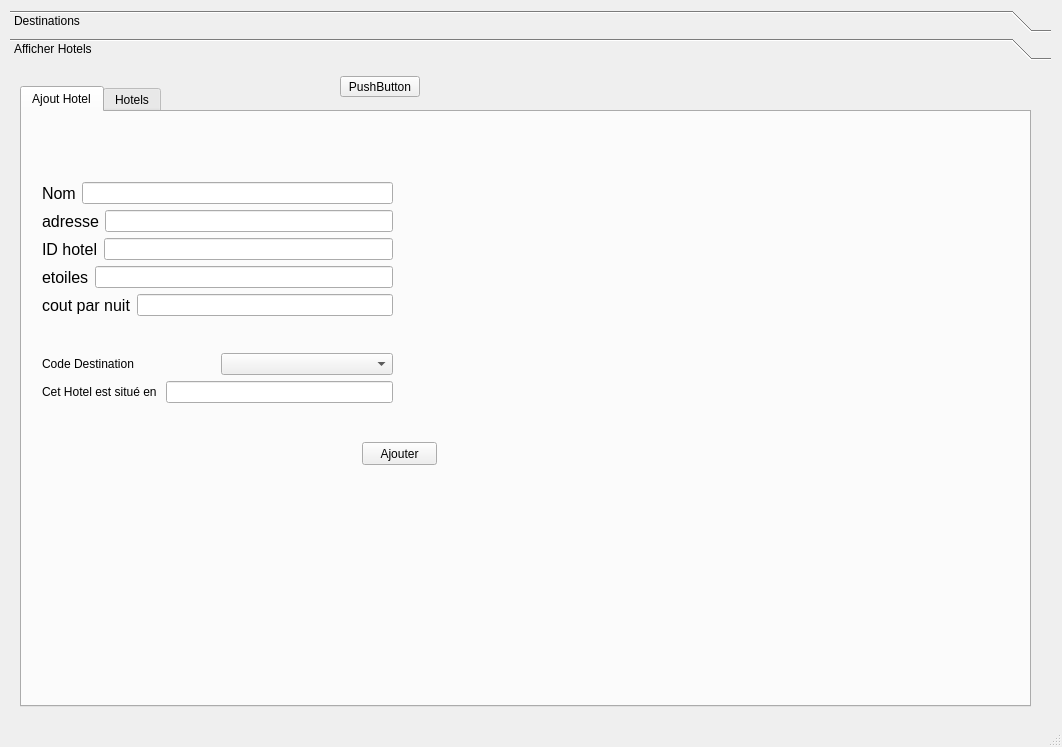
The window that FingersCrossed/mainwindow.ui (fatimaabdawa/travelagency) describes before a commit, drawn with Qt 5.
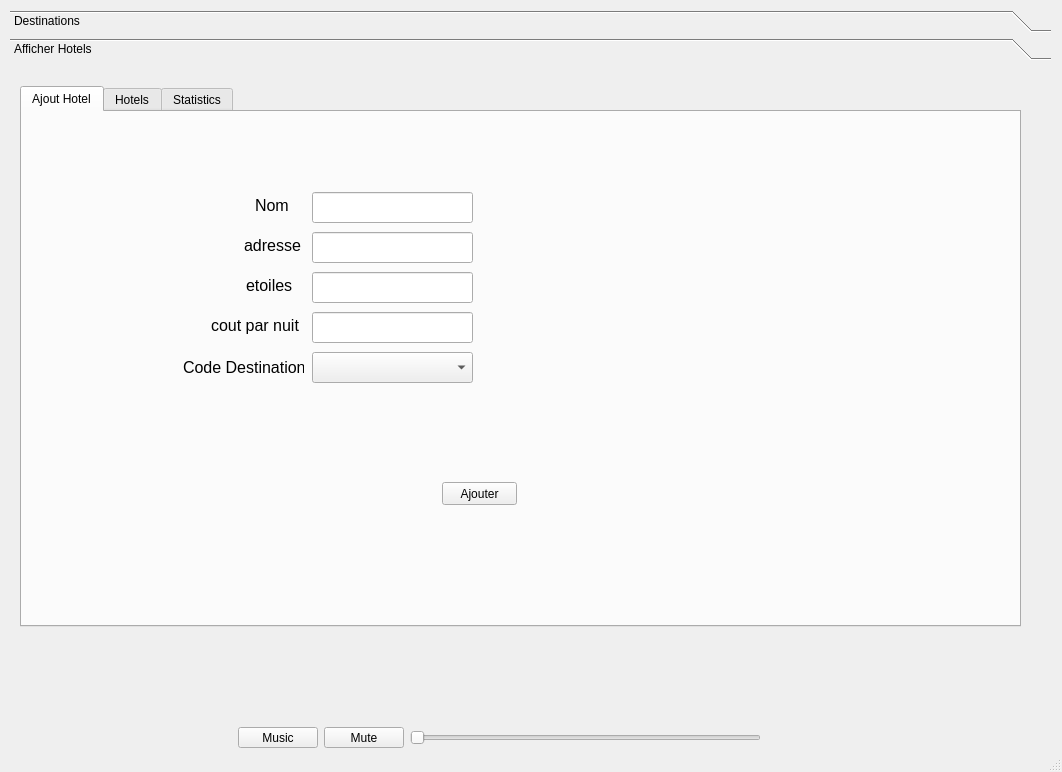
The same window after the commit. The open tabs and pages were chosen to show the change. Icons and pictures are not drawn. Custom widgets are drawn as their Qt base class.

```diff
--- a/FingersCrossed/mainwindow.ui
+++ b/FingersCrossed/mainwindow.ui
@@ -2,16 +2,25 @@
 <ui version="4.0">
  <class>MainWindow</class>
  <widget class="QMainWindow" name="MainWindow">
+  <property name="windowModality">
+   <enum>Qt::WindowModal</enum>
+  </property>
   <property name="geometry">
    <rect>
     <x>0</x>
     <y>0</y>
     <width>1062</width>
-    <height>747</height>
+    <height>772</height>
    </rect>
   </property>
+  <property name="cursor">
+   <cursorShape>PointingHandCursor</cursorShape>
+  </property>
   <property name="windowTitle">
-   <string>MainWindow</string>
+   <string>Gestion Destinations</string>
+  </property>
+  <property name="windowOpacity">
+   <double>1.000000000000000</double>
   </property>
   <property name="styleSheet">
    <string notr="true">MainWindow
@@ -36,7 +45,7 @@
      </rect>
     </property>
     <property name="currentIndex">
-     <number>1</number>
+     <number>0</number>
     </property>
     <widget class="QWidget" name="page">
      <property name="geometry">
@@ -73,7 +82,7 @@
        <enum>QTabWidget::Triangular</enum>
       </property>
       <property name="currentIndex">
-       <number>1</number>
+       <number>2</number>
       </property>
       <property name="documentMode">
        <bool>false</bool>
@@ -119,30 +128,11 @@
          <rect>
           <x>130</x>
           <y>199</y>
-          <width>108</width>
-          <height>22</height>
+          <width>261</width>
+          <height>31</height>
          </rect>
         </property>
        </widget>
-       <widget class="QLabel" name="label_2">
-        <property name="geometry">
-         <rect>
-          <x>70</x>
-          <y>130</y>
-          <width>51</width>
-          <height>21</height>
-         </rect>
-        </property>
-        <property name="font">
-         <font>
-          <family>MS Shell Dlg 2</family>
-          <pointsize>12</pointsize>
-         </font>
-        </property>
-        <property name="text">
-         <string>Code</string>
-        </property>
-       </widget>
        <widget class="QLineEdit" name="promo_aajouter">
         <property name="geometry">
          <rect>
@@ -153,16 +143,6 @@
          </rect>
         </property>
        </widget>
-       <widget class="QLineEdit" name="code_aajouter">
-        <property name="geometry">
-         <rect>
-          <x>122</x>
-          <y>131</y>
-          <width>108</width>
-          <height>22</height>
-         </rect>
-        </property>
-       </widget>
        <widget class="QLabel" name="label_4">
         <property name="geometry">
          <rect>
@@ -205,7 +185,7 @@
         <property name="geometry">
          <rect>
           <x>70</x>
-          <y>90</y>
+          <y>120</y>
           <width>51</width>
           <height>21</height>
          </rect>
@@ -223,8 +203,8 @@
        <widget class="QLineEdit" name="nom_aajout">
         <property name="geometry">
          <rect>
-          <x>118</x>
-          <y>92</y>
+          <x>130</x>
+          <y>120</y>
           <width>108</width>
           <height>22</height>
          </rect>
@@ -236,9 +216,7 @@
        <zorder>Background1</zorder>
        <zorder>ajouter_destination</zorder>
        <zorder>description_aajouter</zorder>
-       <zorder>label_2</zorder>
        <zorder>promo_aajouter</zorder>
-       <zorder>code_aajouter</zorder>
        <zorder>label_4</zorder>
        <zorder>label_3</zorder>
        <zorder>label</zorder>
@@ -403,16 +381,6 @@
          <string>Description</string>
         </property>
        </widget>
-       <widget class="QLineEdit" name="code_asupprimer">
-        <property name="geometry">
-         <rect>
-          <x>170</x>
-          <y>450</y>
-          <width>121</width>
-          <height>20</height>
-         </rect>
-        </property>
-       </widget>
        <widget class="QPushButton" name="SupprimerDestination">
         <property name="geometry">
          <rect>
@@ -478,19 +446,6 @@
          </rect>
         </property>
        </widget>
-       <widget class="QCheckBox" name="checkBox">
-        <property name="geometry">
-         <rect>
-          <x>530</x>
-          <y>60</y>
-          <width>101</width>
-          <height>19</height>
-         </rect>
-        </property>
-        <property name="text">
-         <string>Ascending </string>
-        </property>
-       </widget>
        <widget class="QLabel" name="label_12">
         <property name="geometry">
          <rect>
@@ -517,6 +472,16 @@
          <string>Mail</string>
         </property>
        </widget>
+       <widget class="QComboBox" name="code_asupprimer">
+        <property name="geometry">
+         <rect>
+          <x>190</x>
+          <y>440</y>
+          <width>111</width>
+          <height>31</height>
+         </rect>
+        </property>
+       </widget>
        <zorder>Background2</zorder>
        <zorder>tableView</zorder>
        <zorder>textBrowser</zorder>
@@ -527,27 +492,71 @@
        <zorder>label_13</zorder>
        <zorder>label_14</zorder>
        <zorder>label_15</zorder>
-       <zorder>code_asupprimer</zorder>
        <zorder>SupprimerDestination</zorder>
        <zorder>comboBox</zorder>
        <zorder>Modifier</zorder>
        <zorder>trierChercher_2</zorder>
-       <zorder>checkBox</zorder>
        <zorder>label_12</zorder>
        <zorder>mail_button</zorder>
+       <zorder>code_asupprimer</zorder>
       </widget>
       <widget class="QWidget" name="tab_3">
        <attribute name="title">
-        <string>Statistiques des destinations</string>
+        <string>envoyer un mail</string>
        </attribute>
-       <widget class="QCustomPlot" name="customPlot" native="true">
+       <widget class="QLineEdit" name="receiver_line">
         <property name="geometry">
          <rect>
-          <x>19</x>
-          <y>10</y>
-          <width>821</width>
-          <height>491</height>
+          <x>130</x>
+          <y>80</y>
+          <width>151</width>
+          <height>31</height>
          </rect>
+        </property>
+        <property name="placeholderText">
+         <string>Récipiant</string>
+        </property>
+       </widget>
+       <widget class="QLineEdit" name="about_line">
+        <property name="geometry">
+         <rect>
+          <x>130</x>
+          <y>120</y>
+          <width>241</width>
+          <height>41</height>
+         </rect>
+        </property>
+        <property name="placeholderText">
+         <string>Objet du mail</string>
+        </property>
+       </widget>
+       <widget class="QLineEdit" name="text_line">
+        <property name="geometry">
+         <rect>
+          <x>120</x>
+          <y>170</y>
+          <width>571</width>
+          <height>261</height>
+         </rect>
+        </property>
+        <property name="text">
+         <string/>
+        </property>
+        <property name="placeholderText">
+         <string>Texte</string>
+        </property>
+       </widget>
+       <widget class="QPushButton" name="pushButton">
+        <property name="geometry">
+         <rect>
+          <x>360</x>
+          <y>480</y>
+          <width>80</width>
+          <height>21</height>
+         </rect>
+        </property>
+        <property name="text">
+         <string>envoyer</string>
         </property>
        </widget>
       </widget>
@@ -570,12 +579,12 @@
        <rect>
         <x>10</x>
         <y>20</y>
-        <width>1011</width>
-        <height>621</height>
+        <width>1001</width>
+        <height>541</height>
        </rect>
       </property>
       <property name="currentIndex">
-       <number>1</number>
+       <number>0</number>
       </property>
       <widget class="QWidget" name="tab">
        <attribute name="title">
@@ -584,8 +593,8 @@
        <widget class="QPushButton" name="ajouter_hotel">
         <property name="geometry">
          <rect>
-          <x>340</x>
-          <y>330</y>
+          <x>420</x>
+          <y>370</y>
           <width>75</width>
           <height>23</height>
          </rect>
@@ -594,28 +603,43 @@
          <string>Ajouter</string>
         </property>
        </widget>
-       <widget class="QWidget" name="">
+       <widget class="QLabel" name="label_5">
         <property name="geometry">
          <rect>
-          <x>20</x>
-          <y>40</y>
-          <width>351</width>
-          <height>251</height>
+          <x>161</x>
+          <y>245</y>
+          <width>121</width>
+          <height>21</height>
          </rect>
         </property>
-        <layout class="QVBoxLayout" name="verticalLayout_5">
-         <item>
-          <layout class="QVBoxLayout" name="verticalLayout_4">
-           <item>
-            <layout class="QVBoxLayout" name="verticalLayout_3">
-             <item>
-              <layout class="QVBoxLayout" name="verticalLayout_2">
-               <item>
-                <layout class="QVBoxLayout" name="verticalLayout">
-                 <item>
-                  <layout class="QHBoxLayout" name="horizontalLayout_5">
-                   <item>
+        <property name="font">
+         <font>
+          <pointsize>12</pointsize>
+         </font>
+        </property>
+        <property name="text">
+         <string>Code Destination</string>
+        </property>
+       </widget>
+       <widget class="QComboBox" name="Code_destination_ajouthotel">
+        <property name="geometry">
+         <rect>
+          <x>290</x>
+          <y>240</y>
+          <width>161</width>
+          <height>31</height>
+         </rect>
+        </property>
+       </widget>
                     <widget class="QLabel" name="label_6">
+        <property name="geometry">
+         <rect>
+          <x>233</x>
+          <y>78</y>
+          <width>41</width>
+          <height>31</height>
+         </rect>
+        </property>
                      <property name="font">
                       <font>
                        <pointsize>12</pointsize>
@@ -625,20 +649,28 @@
                       <string>Nom</string>
                      </property>
                     </widget>
-                   </item>
-                   <item>
                     <widget class="QLineEdit" name="nom_ajouter_hotel">
+        <property name="geometry">
+         <rect>
+          <x>290</x>
+          <y>80</y>
+          <width>161</width>
+          <height>31</height>
+         </rect>
+        </property>
                      <property name="text">
                       <string/>
                      </property>
                     </widget>
-                   </item>
-                  </layout>
-                 </item>
-                 <item>
-                  <layout class="QHBoxLayout" name="horizontalLayout_4">
-                   <item>
                     <widget class="QLabel" name="label_7">
+        <property name="geometry">
+         <rect>
+          <x>222</x>
+          <y>118</y>
+          <width>61</width>
+          <height>31</height>
+         </rect>
+        </property>
                      <property name="font">
                       <font>
                        <pointsize>12</pointsize>
@@ -648,39 +680,25 @@
                       <string>adresse</string>
                      </property>
                     </widget>
-                   </item>
-                   <item>
-                    <widget class="QLineEdit" name="adresse_ajout_hotel"/>
-                   </item>
-                  </layout>
-                 </item>
-                 <item>
-                  <layout class="QHBoxLayout" name="horizontalLayout_3">
-                   <item>
-                    <widget class="QLabel" name="label_9">
-                     <property name="font">
-                      <font>
-                       <pointsize>12</pointsize>
-                      </font>
-                     </property>
-                     <property name="text">
-                      <string>ID hotel</string>
-                     </property>
-                    </widget>
-                   </item>
-                   <item>
-                    <widget class="QLineEdit" name="id_ajout_hotel">
-                     <property name="text">
-                      <string/>
-                     </property>
-                    </widget>
-                   </item>
-                  </layout>
-                 </item>
-                 <item>
-                  <layout class="QHBoxLayout" name="horizontalLayout_2">
-                   <item>
+       <widget class="QLineEdit" name="adresse_ajout_hotel">
+        <property name="geometry">
+         <rect>
+          <x>290</x>
+          <y>120</y>
+          <width>161</width>
+          <height>31</height>
+         </rect>
+        </property>
+       </widget>
                     <widget class="QLabel" name="label_8">
+        <property name="geometry">
+         <rect>
+          <x>224</x>
+          <y>158</y>
+          <width>51</width>
+          <height>31</height>
+         </rect>
+        </property>
                      <property name="font">
                       <font>
                        <pointsize>12</pointsize>
@@ -690,20 +708,28 @@
                       <string>etoiles</string>
                      </property>
                     </widget>
-                   </item>
-                   <item>
                     <widget class="QLineEdit" name="etoiles_ajout_hotel">
+        <property name="geometry">
+         <rect>
+          <x>290</x>
+          <y>160</y>
+          <width>161</width>
+          <height>31</height>
+         </rect>
+        </property>
                      <property name="text">
                       <string/>
                      </property>
                     </widget>
-                   </item>
-                  </layout>
-                 </item>
-                 <item>
-                  <layout class="QHBoxLayout" name="horizontalLayout">
-                   <item>
                     <widget class="QLabel" name="label_10">
+        <property name="geometry">
+         <rect>
+          <x>189</x>
+          <y>198</y>
+          <width>91</width>
+          <height>31</height>
+         </rect>
+        </property>
                      <property name="font">
                       <font>
                        <pointsize>12</pointsize>
@@ -713,56 +739,18 @@
                       <string>cout par nuit</string>
                      </property>
                     </widget>
-                   </item>
-                   <item>
                     <widget class="QLineEdit" name="cout_ajout_hotel">
+        <property name="geometry">
+         <rect>
+          <x>290</x>
+          <y>200</y>
+          <width>161</width>
+          <height>31</height>
+         </rect>
+        </property>
                      <property name="text">
                       <string/>
                      </property>
-                    </widget>
-                   </item>
-                  </layout>
-                 </item>
-                </layout>
-               </item>
-              </layout>
-             </item>
-             <item>
-              <layout class="QHBoxLayout" name="horizontalLayout_6"/>
-             </item>
-            </layout>
-           </item>
-           <item>
-            <layout class="QHBoxLayout" name="horizontalLayout_7">
-             <item>
-              <widget class="QLabel" name="label_5">
-               <property name="text">
-                <string>Code Destination</string>
-               </property>
-              </widget>
-             </item>
-             <item>
-              <widget class="QComboBox" name="Code_destination_ajouthotel"/>
-             </item>
-            </layout>
-           </item>
-          </layout>
-         </item>
-         <item>
-          <layout class="QHBoxLayout" name="horizontalLayout_8">
-           <item>
-            <widget class="QLabel" name="label_16">
-             <property name="text">
-              <string>Cet Hotel est situé en </string>
-             </property>
-            </widget>
-           </item>
-           <item>
-            <widget class="QLineEdit" name="affichage_nomDestHotel"/>
-           </item>
-          </layout>
-         </item>
-        </layout>
        </widget>
       </widget>
       <widget class="QWidget" name="tab_2">
@@ -882,19 +870,6 @@
          </rect>
         </property>
        </widget>
-       <widget class="QCheckBox" name="checkBox_2">
-        <property name="geometry">
-         <rect>
-          <x>510</x>
-          <y>40</y>
-          <width>101</width>
-          <height>19</height>
-         </rect>
-        </property>
-        <property name="text">
-         <string>Ascending </string>
-        </property>
-       </widget>
        <widget class="QPushButton" name="ModifierHotel">
         <property name="geometry">
          <rect>
@@ -921,16 +896,6 @@
          <string/>
         </property>
        </widget>
-       <widget class="QLineEdit" name="idhotel_asupprimer">
-        <property name="geometry">
-         <rect>
-          <x>190</x>
-          <y>400</y>
-          <width>101</width>
-          <height>20</height>
-         </rect>
-        </property>
-       </widget>
        <widget class="QLineEdit" name="etoileshotel_amodifier">
         <property name="geometry">
          <rect>
@@ -950,7 +915,7 @@
           <x>300</x>
           <y>70</y>
           <width>691</width>
-          <height>471</height>
+          <height>391</height>
          </rect>
         </property>
         <property name="font">
@@ -1020,34 +985,91 @@
          <string>Supprimér</string>
         </property>
        </widget>
-      </widget>
-     </widget>
-     <widget class="QPushButton" name="pushButton">
+       <widget class="QComboBox" name="idhotel_asupprimer">
+        <property name="geometry">
+         <rect>
+          <x>200</x>
+          <y>400</y>
+          <width>91</width>
+          <height>22</height>
+         </rect>
+        </property>
+       </widget>
+      </widget>
+      <widget class="QWidget" name="tab_4">
+       <attribute name="title">
+        <string>Statistics</string>
+       </attribute>
+       <widget class="QPushButton" name="pushButton_2">
       <property name="geometry">
        <rect>
-        <x>330</x>
-        <y>10</y>
+          <x>240</x>
+          <y>120</y>
+          <width>261</width>
+          <height>111</height>
+         </rect>
+        </property>
+        <property name="text">
+         <string>Stats</string>
+        </property>
+       </widget>
+      </widget>
+     </widget>
+     <widget class="QWidget" name="layoutWidget">
+      <property name="geometry">
+       <rect>
+        <x>230</x>
+        <y>620</y>
+        <width>258</width>
+        <height>23</height>
+       </rect>
+      </property>
+      <layout class="QHBoxLayout" name="horizontalLayout"/>
+     </widget>
+    </widget>
+   </widget>
+   <widget class="QSlider" name="horizontalSlider">
+    <property name="geometry">
+     <rect>
+      <x>410</x>
+      <y>730</y>
+      <width>351</width>
+      <height>16</height>
+     </rect>
+    </property>
+    <property name="orientation">
+     <enum>Qt::Horizontal</enum>
+    </property>
+   </widget>
+   <widget class="QPushButton" name="music_button">
+    <property name="geometry">
+     <rect>
+      <x>238</x>
+      <y>727</y>
         <width>80</width>
         <height>21</height>
        </rect>
       </property>
       <property name="text">
-       <string>PushButton</string>
-      </property>
-     </widget>
-    </widget>
+     <string>Music</string>
+    </property>
+   </widget>
+   <widget class="QPushButton" name="mute_button">
+    <property name="geometry">
+     <rect>
+      <x>324</x>
+      <y>727</y>
+      <width>80</width>
+      <height>21</height>
+     </rect>
+    </property>
+    <property name="text">
+     <string>Mute</string>
+    </property>
    </widget>
   </widget>
   <widget class="QStatusBar" name="statusbar"/>
  </widget>
- <customwidgets>
-  <customwidget>
-   <class>QCustomPlot</class>
-   <extends>QWidget</extends>
-   <header>qcustomplot.h</header>
-   <container>1</container>
-  </customwidget>
- </customwidgets>
  <resources/>
  <connections/>
 </ui>
```
Lines whose indentation alone changed are shown as unchanged.
